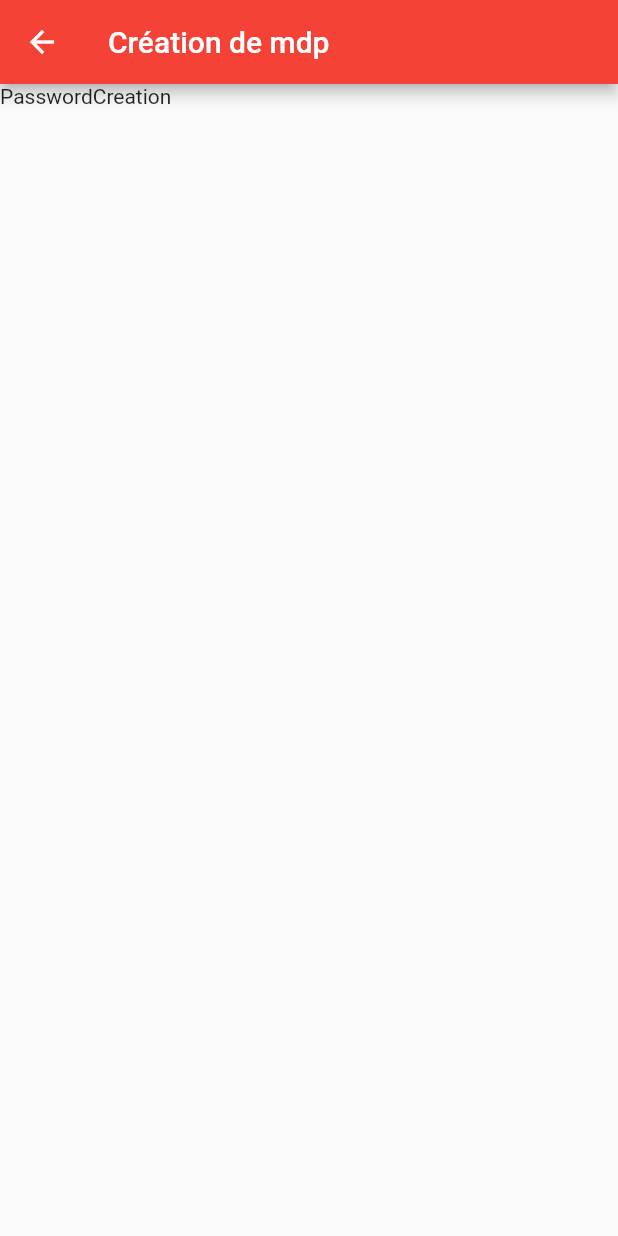
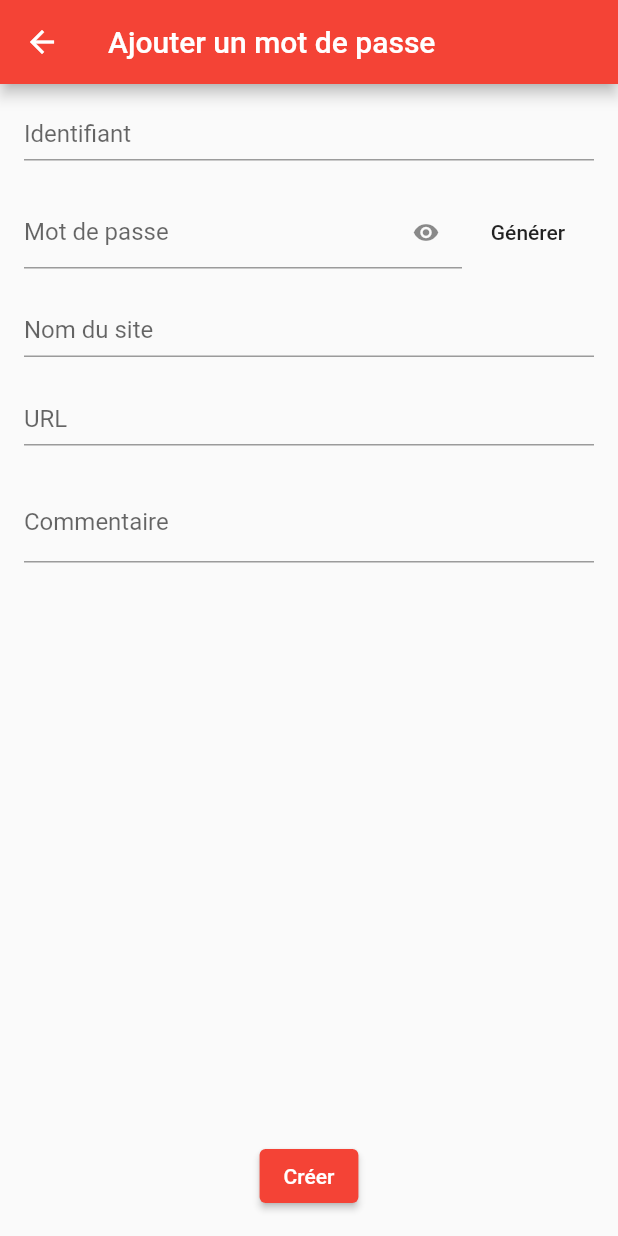
Before and after one commit to MaxdeoxiS/pass-manager, a Flutter app: the PasswordCreation screen opened by its route, on a phone screen of 412 x 824 dp. Run offline on Flutter 3.47's test engine with Material 2 defaults, Android fonts, the phone set to English and light mode, and no system bars; our stand-ins replace sqflite; accounts and stored records are empty.

Commit message:
(feat): add sqflite and a database helper. add mock password generation.

```diff
--- a/lib/drawer.dart
+++ b/lib/drawer.dart
@@ -23,8 +23,8 @@ class MyDrawer extends StatelessWidget {
                   title: Text('Mots de passe'),
                   leading: Icon(Icons.vpn_key),
                   onTap: () {
+                    Navigator.pop(context);
                     Navigator.pushReplacementNamed(context, "/passwords");
-
                   },
                 ),
                 ListTile(
--- a/lib/main-layout.dart
+++ b/lib/main-layout.dart
@@ -11,14 +11,10 @@ class MainLayout extends StatelessWidget {
       floatingActionButton: FloatingActionButton(
           onPressed: () {
             print('Floating action button pressed');
-/*            Navigator.push(
-              context,
-              MaterialPageRoute(builder: (context) => FirstRoute()),
-            );*/
             Navigator.pushNamed(context, "/password-create");
           },
           child: const Icon(Icons.add),
-          tooltip: "test9"),
+          tooltip: "Ajouter"),
       floatingActionButtonLocation: FloatingActionButtonLocation.endDocked,
       bottomNavigationBar: BottomBar(),
     );
--- /dev/null
+++ b/lib/passwords/models/password.dart
@@ -0,0 +1,21 @@
+class Password {
+  final int id;
+  final String label;
+  final String login;
+  final String comment;
+  final String value;
+  final String url;
+
+  Password({this.id, this.label, this.login, this.value, this.comment, this.url});
+
+  Map<String, dynamic> toMap() {
+    return {
+      'id': id,
+      'label': label,
+      'login': login,
+      'comment': comment,
+      'value': value,
+      'url': url,
+    };
+  }
+}
--- a/lib/passwords/password-creation.dart
+++ b/lib/passwords/password-creation.dart
@@ -1,13 +1,159 @@
 import 'package:flutter/material.dart';
+import 'package:pass_manager/passwords/password-generation.dart';
+import 'package:sqflite/sqflite.dart';
+import 'package:path/path.dart';
 
-class PasswordCreation extends StatelessWidget {
+import '../database.dart';
+import 'models/password.dart';
+
+class PasswordCreation extends StatefulWidget {
+  @override
+  _PasswordCreationState createState() => _PasswordCreationState();
+}
+
+class _PasswordCreationState extends State<PasswordCreation> {
+  final _formKey = GlobalKey<FormState>();
+  final _loginController = TextEditingController();
+  final _passwordController = TextEditingController();
+  final _nameController = TextEditingController();
+  final _urlController = TextEditingController();
+  final _commentController = TextEditingController();
+  bool _passwordVisible = false;
+
+  final dbHelper = DatabaseHelper.instance;
+
+  Future<void> insertPassword() async {
+    Password password = new Password(label: _nameController.text, login: _loginController.text, value: _passwordController.text, url: _urlController.text, comment: _commentController.text);
+    await dbHelper.insert(
+      'passwords',
+      password.toMap()
+    );
+    await passwords();
+  }
+
+  Future<void> passwords() async {
+    final allRows = await dbHelper.getAll('passwords');
+    print('query all rows:');
+    allRows.forEach((row) => print(row));
+  }
+
+  void _handlePasswordGeneration() async {
+    String rep = await _showPasswordGenerationDialog(this.context);
+    setState(() {
+      _passwordController.text = rep;
+    });
+  }
+
+  @override
+  void dispose() {
+    // other dispose methods
+    _loginController.dispose();
+    _passwordController.dispose();
+    _nameController.dispose();
+    _urlController.dispose();
+    _commentController.dispose();
+    super.dispose();
+  }
+
   @override
   Widget build(BuildContext context) {
     return Scaffold(
       appBar: AppBar(
-        title: Text("Création de mdp"),
+        title: Text('Ajouter un mot de passe'),
       ),
-      body: Text("PasswordCreation"),
+      body: Form(
+        key: _formKey,
+        child: Padding(
+          padding: const EdgeInsets.all(16.0),
+          child: Column(
+            children: [
+              Column(
+                children: [
+                  ...[
+                    TextFormField(
+                      controller: _loginController,
+                      decoration: InputDecoration(
+                          labelText: 'Identifiant',
+                          contentPadding: EdgeInsets.symmetric(vertical: 0),
+                          isDense: true),
+                      autofillHints: [AutofillHints.givenName],
+                    ),
+                    Row(
+                      crossAxisAlignment: CrossAxisAlignment.start,
+                      mainAxisAlignment: MainAxisAlignment.spaceBetween,
+                      children: [
+                        Expanded(
+                            child: TextField(
+                          controller: _passwordController,
+                          decoration: InputDecoration(
+                              labelText: 'Mot de passe',
+                              contentPadding: EdgeInsets.symmetric(vertical: 0),
+                              isDense: true,
+                              suffixIcon: IconButton(
+                                  icon: Icon(_passwordVisible
+                                      ? Icons.visibility_off
+                                      : Icons.visibility),
+                                  onPressed: () {
+                                    setState(() {
+                                      _passwordVisible = !_passwordVisible;
+                                    });
+                                  })),
+                          obscureText: !_passwordVisible,
+                        )),
+                        FlatButton(
+                            onPressed: () => _handlePasswordGeneration(), child: Text("Générer"))
+                      ],
+                    ),
+                    TextField(
+                      controller: _nameController,
+                      decoration: InputDecoration(
+                          labelText: 'Nom du site',
+                          contentPadding: EdgeInsets.symmetric(vertical: 0),
+                          isDense: true),
+                    ),
+                    TextField(
+                      controller: _urlController,
+                      decoration: InputDecoration(
+                          labelText: 'URL',
+                          contentPadding: EdgeInsets.symmetric(vertical: 0),
+                          isDense: true),
+                      autofillHints: <String>[AutofillHints.streetAddressLine1],
+                    ),
+                    TextField(
+                      controller: _commentController,
+                      decoration: InputDecoration(
+                          labelText: 'Commentaire',
+                          contentPadding: EdgeInsets.symmetric(vertical: 0),
+                          isDense: true),
+                      maxLines: 2,
+                    ),
+                  ].expand(
+                    (widget) => [
+                      widget,
+                      SizedBox(
+                        height: 24,
+                      )
+                    ],
+                  ),
+                ],
+              ),
+              Expanded(
+                  child: new Align(
+                      alignment: Alignment.bottomCenter,
+                      child: ElevatedButton(
+                          onPressed: () => insertPassword(), child: Text("Créer"))))
+            ],
+          ),
+        ),
+      ),
     );
   }
 }
+
+Future<String> _showPasswordGenerationDialog(BuildContext context) async {
+  return await showDialog<String>(
+      context: context,
+      builder: (BuildContext context) {
+        return PasswordGeneration();
+      });
+}
--- a/pubspec.yaml
+++ b/pubspec.yaml
@@ -23,6 +23,8 @@ environment:
 dependencies:
   flutter:
     sdk: flutter
+  sqflite: ^1.3.0
+  path_provider: ^1.5.1
 
 
   # The following adds the Cupertino Icons font to your application.
```
Also changed, not shown: lib/database.dart (added, +78 -0 lines), lib/passwords/password-generation.dart (+136 -0 lines), pubspec.lock.
